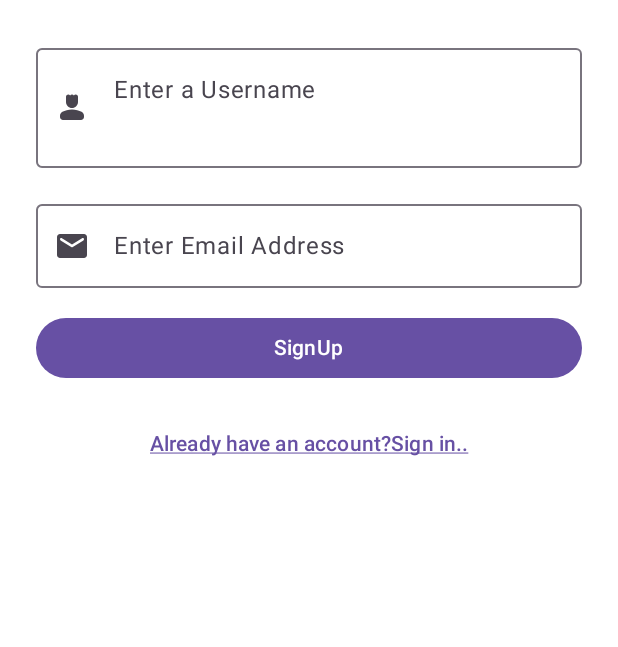
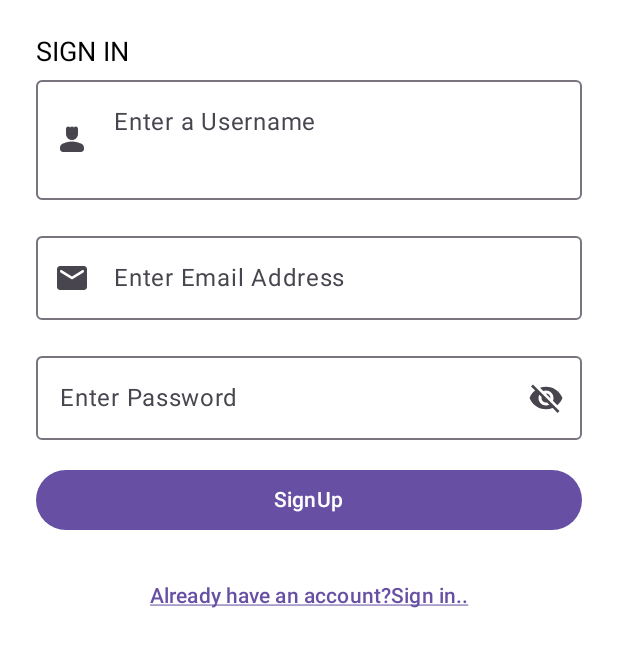
Before and after one commit to mudash-dev/Aunthentication, an Android app built with Jetpack Compose: the @Preview function RegisterView, on a phone screen of 412 x 824 dp. Shown: the top 647 px of the screen. Run offline under Robolectric (Android 15) with nearby library versions, the phone set to English and light mode, and no system bars.

Commit message:
APP:Setup firebase authentication

```diff
--- a/app/src/main/java/com/example/authentication/presentation/SignUpScreen.kt
+++ b/app/src/main/java/com/example/authentication/presentation/SignUpScreen.kt
@@ -11,32 +11,65 @@ import androidx.compose.foundation.layout.fillMaxWidth
 import androidx.compose.foundation.layout.height
 import androidx.compose.foundation.lazy.LazyColumn
 import androidx.compose.foundation.shape.RoundedCornerShape
+import androidx.compose.foundation.text.KeyboardOptions
 import androidx.compose.material.icons.Icons
+import androidx.compose.material.icons.filled.Visibility
+import androidx.compose.material.icons.filled.VisibilityOff
 import androidx.compose.material.icons.rounded.Email
 import androidx.compose.material.icons.rounded.Person4
 import androidx.compose.material3.Button
 import androidx.compose.material3.Icon
+import androidx.compose.material3.IconButton
 import androidx.compose.material3.OutlinedTextField
 import androidx.compose.material3.Text
 import androidx.compose.material3.TextButton
 import androidx.compose.runtime.Composable
+import androidx.compose.runtime.getValue
+import androidx.compose.runtime.mutableStateOf
+import androidx.compose.runtime.remember
+import androidx.compose.runtime.setValue
+import androidx.compose.ui.Alignment
 import androidx.compose.ui.Modifier
 import androidx.compose.ui.graphics.Color
 import androidx.compose.ui.res.stringResource
+import androidx.compose.ui.text.input.KeyboardType
+import androidx.compose.ui.text.input.PasswordVisualTransformation
+import androidx.compose.ui.text.input.VisualTransformation
 import androidx.compose.ui.text.style.TextAlign
 import androidx.compose.ui.text.style.TextDecoration
 import androidx.compose.ui.tooling.preview.Preview
 import androidx.compose.ui.unit.dp
+import androidx.compose.ui.unit.sp
 import com.example.authentication.R
+import java.util.Locale
 
 @Composable
 fun RegisterScreen() {
+    var password by remember {
+        mutableStateOf(value = "")
+    }
+    var showPassword by remember {
+        mutableStateOf(value = false)
+    }
     LazyColumn(
         contentPadding = PaddingValues(24.dp),
         modifier = Modifier
             .fillMaxSize()
             .background(Color.White),
+        verticalArrangement = Arrangement.Top,
     ) {
+        item {
+            Row(
+                horizontalArrangement = Arrangement.Center,
+                verticalAlignment = Alignment.CenterVertically,
+            ) {
+                Text(
+                    text = "Sign In".uppercase(Locale.getDefault()),
+                    fontSize = 18.sp,
+                    textAlign = TextAlign.Center,
+                )
+            }
+        }
         item {
             OutlinedTextField(
                 value = "",
@@ -56,6 +89,41 @@ fun RegisterScreen() {
                 onValueChange = {},
                 label = { Text(text = stringResource(id = R.string.Email)) },
                 leadingIcon = { Icon(imageVector = Icons.Rounded.Email, contentDescription = null) },
+            )
+        }
+        item {
+            Spacer(modifier = Modifier.height(16.dp))
+        }
+        item {
+            OutlinedTextField(
+                value = password,
+                onValueChange = {
+                    password = it
+                },
+                modifier = Modifier.fillMaxWidth(),
+                label = { Text(text = stringResource(id = R.string.InputPassword)) },
+                visualTransformation = if (showPassword) {
+                    VisualTransformation.None
+                } else {
+                    PasswordVisualTransformation()
+                },
+                keyboardOptions = KeyboardOptions(keyboardType = KeyboardType.Password),
+                trailingIcon = {
+                    if (showPassword) {
+                        IconButton(onClick = { showPassword = false }) {
+                            Icon(imageVector = Icons.Filled.Visibility, contentDescription = "hide_password")
+                        }
+                    } else {
+                        IconButton(
+                            onClick = { showPassword = true },
+                        ) {
+                            Icon(
+                                imageVector = Icons.Filled.VisibilityOff,
+                                contentDescription = "hide_password",
+                            )
+                        }
+                    }
+                },
             )
         }
         item {
@@ -87,7 +155,6 @@ fun RegisterScreen() {
                 }
             }
         }
-
     }
 }
 
--- a/app/src/main/res/values/strings.xml
+++ b/app/src/main/res/values/strings.xml
@@ -8,4 +8,5 @@
     <string name="Username">Enter  a Username\n</string>
     <string name="SignUpbtn">SignUp</string>
     <string name="SignIn">Already have an account?Sign in..</string>
+    <string name="Reset">Reset</string>
 </resources>
--- a/build.gradle
+++ b/build.gradle
@@ -4,4 +4,5 @@ plugins {
     alias(libs.plugins.android.library) apply false
     alias(libs.plugins.android.kotlin) apply false
     //id 'org.jetbrains.kotlin.android' version '1.7.20' apply false
+    id("com.google.gms.google-services") version "4.3.15" apply false
 }
--- a/gradle/libs.versions.toml
+++ b/gradle/libs.versions.toml
@@ -15,6 +15,7 @@ compose-material3 = { module = "androidx.compose.material3:material3", version.r
 compose-material-icons-extended = { module = "androidx.compose.material:material-icons-extended", version.ref = "compose-material-icons-extended" }
 #implementation 'androidx.compose.ui:ui-graphics'
 compose-ui-graphics = {module = "androidx.compose.ui:ui-graphics", version.ref = "compose"}
+androidx-appcompat = { group = "androidx.appcompat", name = "appcompat", version = "1.6.1" }
 [plugins]
 android-application = { id = "com.android.application", version.ref = "gradle"}
 android-library = { id = "com.android.library", version.ref = "gradle" }
```
Also changed, not shown: app/build.gradle (+8 -0 lines), app/src/main/java/com/example/authentication/MainActivity.kt (+4 -27 lines), app/src/main/java/com/example/authentication/presentation/ForgotPasswordScreen.kt (added, +82 -0 lines), app/src/main/java/com/example/authentication/presentation/LogInScreen.kt (+17 -7 lines), 1 other file.
